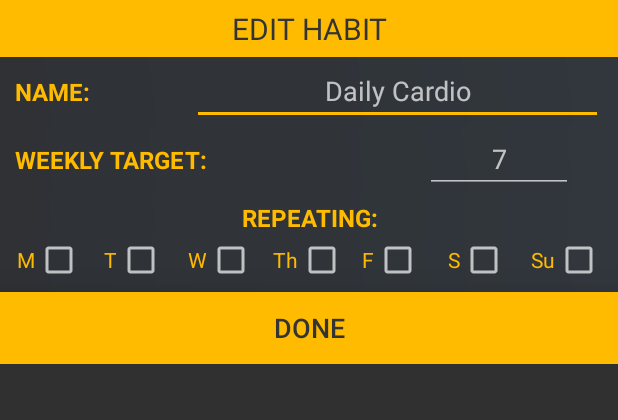
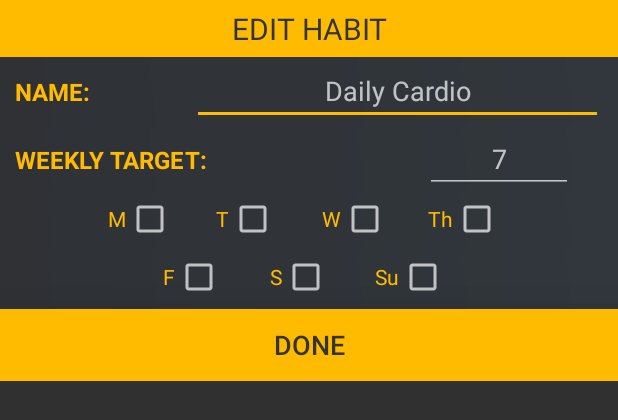
Before and after one commit to ZarifS/habitual-android, an Android app: the layout edit_dialog.xml on its own in the app's theme, with its tools: preview values and no code run, on a phone screen of 412 x 824 dp. Shown: the top 420 px of the screen. Run offline under Robolectric (Android 15) with nearby library versions, the light colour scheme and no system bars.

```diff
--- a/app/src/main/res/layout/edit_dialog.xml
+++ b/app/src/main/res/layout/edit_dialog.xml
@@ -1,5 +1,6 @@
 <?xml version="1.0" encoding="utf-8"?>
 <LinearLayout xmlns:android="http://schemas.android.com/apk/res/android"
+    xmlns:app="http://schemas.android.com/apk/res-auto"
     android:layout_width="match_parent"
     android:layout_height="wrap_content"
     android:orientation="vertical">
@@ -90,33 +91,51 @@
             android:textColor="@color/colorAccent" />
     </LinearLayout>
 
-    <LinearLayout
-        android:layout_width="match_parent"
-        android:layout_height="wrap_content"
-        android:background="@drawable/gradient1"
-        android:orientation="horizontal"
-        android:paddingLeft="10dp"
-        android:paddingRight="10dp"
-        android:paddingTop="5dp">
+    <!--<LinearLayout-->
+        <!--android:layout_width="match_parent"-->
+        <!--android:layout_height="wrap_content"-->
+        <!--android:background="@drawable/gradient1"-->
+        <!--android:gravity="center_vertical"-->
+        <!--android:orientation="horizontal"-->
+        <!--android:padding="10dp"-->
+        <!--android:weightSum="2">-->
 
-        <TextView
-            android:id="@+id/textView12"
-            android:layout_width="wrap_content"
-            android:layout_height="wrap_content"
-            android:layout_weight="1"
-            android:ems="7"
-            android:text="Repeating:"
-            android:textAlignment="center"
-            android:textAllCaps="true"
-            android:textColor="@color/colorAccent"
-            android:textSize="16sp"
-            android:textStyle="bold" />
-    </LinearLayout>
+        <!--<TextView-->
+            <!--android:id="@+id/textView12"-->
+            <!--android:layout_width="wrap_content"-->
+            <!--android:layout_height="wrap_content"-->
+            <!--android:layout_weight=".5"-->
+            <!--android:ems="7"-->
+            <!--android:text="Edit Repeat"-->
+            <!--android:textAllCaps="true"-->
+            <!--android:textColor="@color/colorAccent"-->
+            <!--android:textSize="16sp"-->
+            <!--android:textStyle="bold" />-->
+
+        <!--<TextView-->
+            <!--android:id="@+id/repeat"-->
+            <!--android:layout_width="wrap_content"-->
+            <!--android:layout_height="wrap_content"-->
+            <!--android:layout_weight=".5"-->
+            <!--android:text="M, T, W, T, F, S, Su"-->
+            <!--android:textAlignment="center"-->
+            <!--android:textColor="#c89f2e" />-->
+
+        <!--<ImageButton-->
+            <!--android:id="@+id/goToRepeat"-->
+            <!--android:layout_width="0dp"-->
+            <!--android:layout_height="wrap_content"-->
+            <!--android:layout_weight="1"-->
+            <!--android:background="@android:color/transparent"-->
+            <!--android:scaleType="fitCenter"-->
+            <!--app:srcCompat="@drawable/arrow" />-->
+    <!--</LinearLayout>-->
 
     <LinearLayout
         android:layout_width="match_parent"
         android:layout_height="wrap_content"
         android:background="@drawable/gradient1"
+        android:gravity="center"
         android:orientation="horizontal"
         android:paddingBottom="5dp"
         android:paddingRight="10dp"
@@ -126,7 +145,7 @@
         <LinearLayout
             android:layout_width="0dp"
             android:layout_height="match_parent"
-            android:layout_weight="1"
+            android:layout_weight="1.25"
             android:orientation="horizontal"
             android:weightSum="2">
 
@@ -141,7 +160,7 @@
                 android:textSize="14sp" />
 
             <CheckBox
-                android:id="@+id/check_mon"
+                android:id="@+id/mon"
                 android:layout_width="0dp"
                 android:layout_height="wrap_content"
                 android:layout_weight="1.5" />
@@ -150,7 +169,7 @@
         <LinearLayout
             android:layout_width="0dp"
             android:layout_height="match_parent"
-            android:layout_weight="1"
+            android:layout_weight="1.25"
             android:orientation="horizontal"
             android:weightSum="2">
 
@@ -165,7 +184,7 @@
                 android:textSize="14sp" />
 
             <CheckBox
-                android:id="@+id/check_mon"
+                android:id="@+id/tue"
                 android:layout_width="0dp"
                 android:layout_height="wrap_content"
                 android:layout_weight="1.5" />
@@ -174,7 +193,7 @@
         <LinearLayout
             android:layout_width="0dp"
             android:layout_height="match_parent"
-            android:layout_weight="1"
+            android:layout_weight="1.25"
             android:orientation="horizontal"
             android:weightSum="2">
 
@@ -189,7 +208,7 @@
                 android:textSize="14sp" />
 
             <CheckBox
-                android:id="@+id/check_mon"
+                android:id="@+id/wed"
                 android:layout_width="0dp"
                 android:layout_height="wrap_content"
                 android:layout_weight="1.5" />
@@ -198,7 +217,7 @@
         <LinearLayout
             android:layout_width="0dp"
             android:layout_height="match_parent"
-            android:layout_weight="1"
+            android:layout_weight="1.25"
             android:orientation="horizontal"
             android:weightSum="2">
 
@@ -213,21 +232,33 @@
                 android:textSize="14sp" />
 
             <CheckBox
-                android:id="@+id/check_mon"
+                android:id="@+id/thu"
                 android:layout_width="0dp"
                 android:layout_height="wrap_content"
                 android:layout_weight="1.5" />
         </LinearLayout>
 
+    </LinearLayout>
+
+    <LinearLayout
+        android:layout_width="match_parent"
+        android:layout_height="match_parent"
+        android:background="@drawable/gradient1"
+        android:gravity="center"
+        android:orientation="horizontal"
+        android:paddingBottom="5dp"
+        android:paddingRight="10dp"
+        android:paddingTop="1dp"
+        android:weightSum="7">
+
         <LinearLayout
             android:layout_width="0dp"
             android:layout_height="match_parent"
-            android:layout_weight="1"
+            android:layout_weight="1.25"
             android:orientation="horizontal"
             android:weightSum="2">
 
             <TextView
-                android:id="@+id/textView13"
                 android:layout_width="wrap_content"
                 android:layout_height="wrap_content"
                 android:layout_weight=".5"
@@ -237,7 +268,7 @@
                 android:textSize="14sp" />
 
             <CheckBox
-                android:id="@+id/check_mon"
+                android:id="@+id/fri"
                 android:layout_width="0dp"
                 android:layout_height="wrap_content"
                 android:layout_weight="1.5" />
@@ -246,7 +277,7 @@
         <LinearLayout
             android:layout_width="0dp"
             android:layout_height="match_parent"
-            android:layout_weight="1"
+            android:layout_weight="1.25"
             android:orientation="horizontal"
             android:weightSum="2">
 
@@ -261,7 +292,7 @@
                 android:textSize="14sp" />
 
             <CheckBox
-                android:id="@+id/check_mon"
+                android:id="@+id/sat"
                 android:layout_width="0dp"
                 android:layout_height="wrap_content"
                 android:layout_weight="1.5" />
@@ -270,7 +301,7 @@
         <LinearLayout
             android:layout_width="0dp"
             android:layout_height="match_parent"
-            android:layout_weight="1"
+            android:layout_weight="1.25"
             android:orientation="horizontal"
             android:weightSum="2">
 
@@ -285,7 +316,7 @@
                 android:textSize="14sp" />
 
             <CheckBox
-                android:id="@+id/check_mon"
+                android:id="@+id/sun"
                 android:layout_width="0dp"
                 android:layout_height="wrap_content"
                 android:layout_weight="1.5" />
```
